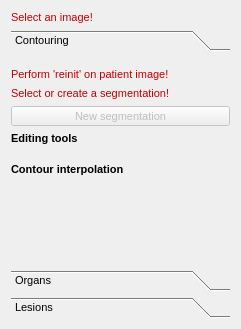
The window that Modules/Bundles/org.mitk.gui.qt.segmentation/src/internal/QmitkSegmentationControls.ui (MITK/MITK) describes before a commit, drawn with Qt 5.
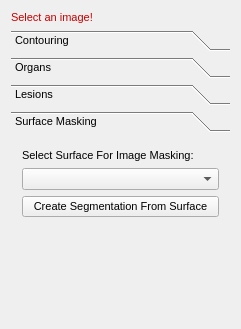
The same window after the commit. The open tabs and pages were chosen to show the change. Icons and pictures are not drawn. Custom widgets are drawn as their Qt base class.

Commit message: ENH (#3262): Added the possibility to select different bounding objects in image cropper. Added possibility to create a segmentation from a surface in segmentation bundle

Patch:
```diff
--- a/Modules/Bundles/org.mitk.gui.qt.segmentation/src/internal/QmitkSegmentationControls.ui
+++ b/Modules/Bundles/org.mitk.gui.qt.segmentation/src/internal/QmitkSegmentationControls.ui
@@ -146,7 +146,7 @@
         <x>0</x>
         <y>0</y>
         <width>223</width>
-        <height>202</height>
+        <height>181</height>
        </rect>
       </property>
       <attribute name="icon">
@@ -582,6 +582,43 @@
        </item>
       </layout>
      </widget>
+     <widget class="QWidget" name="SurfaceMasking">
+      <attribute name="label">
+       <string>Surface Masking</string>
+      </attribute>
+      <layout class="QVBoxLayout" name="verticalLayout_5">
+       <item>
+        <widget class="QLabel" name="label">
+         <property name="text">
+          <string>Select Surface For Image Masking:</string>
+         </property>
+        </widget>
+       </item>
+       <item>
+        <widget class="QmitkDataStorageComboBox" name="MaskSurfaces"/>
+       </item>
+       <item>
+        <widget class="QPushButton" name="CreateSegmentationFromSurface">
+         <property name="text">
+          <string>Create Segmentation From Surface</string>
+         </property>
+        </widget>
+       </item>
+       <item>
+        <spacer name="verticalSpacer_4">
+         <property name="orientation">
+          <enum>Qt::Vertical</enum>
+         </property>
+         <property name="sizeHint" stdset="0">
+          <size>
+           <width>20</width>
+           <height>40</height>
+          </size>
+         </property>
+        </spacer>
+       </item>
+      </layout>
+     </widget>
     </widget>
    </item>
   </layout>
@@ -603,6 +640,11 @@
    <extends>QWidget</extends>
    <header location="global">QmitkToolGUIArea.h</header>
   </customwidget>
+  <customwidget>
+   <class>QmitkDataStorageComboBox</class>
+   <extends>QComboBox</extends>
+   <header location="global">QmitkDataStorageComboBox.h</header>
+  </customwidget>
  </customwidgets>
  <includes>
   <include location="global">QmitkToolReferenceDataSelectionBox.h</include>
```
Left out of the diff: 4 changed lines with no effect on the pictures. The commit also changes 4 other files.
